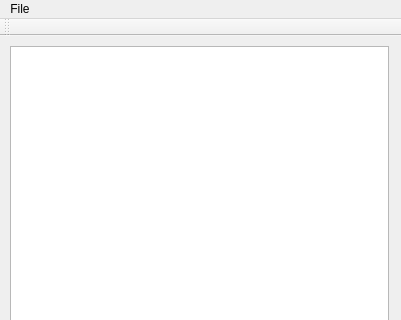
Old version of the form mainwindow.ui in the repository ilukic11/ViaTimeCounter; both pictures show x 0 to 401 and y 0 to 320 of the 401 by 868 pixel window.
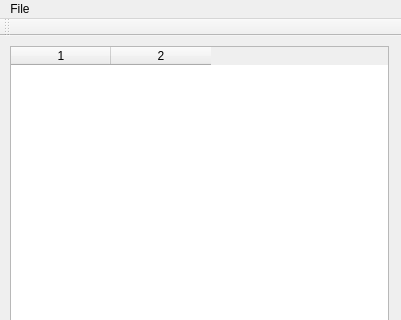
New version of the form.

Commit message: Replacing list with table, items not shown

Patch:
```diff
--- a/mainwindow.ui
+++ b/mainwindow.ui
@@ -25,7 +25,13 @@
     </property>
     <layout class="QVBoxLayout" name="verticalLayout">
      <item>
-      <widget class="QListWidget" name="listWidget"/>
+      <widget class="QTableWidget" name="m_tableWidget">
+       <property name="columnCount">
+        <number>2</number>
+       </property>
+       <column/>
+       <column/>
+      </widget>
      </item>
     </layout>
    </widget>
```
Left out of the diff: 2 changed lines with no effect on the pictures. The commit also changes 4 other files.
